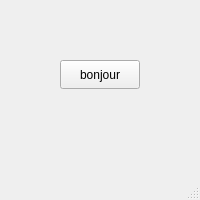
Before: the Qt Designer form mainwindow.ui in NK5fr/camera_manager, drawn with Qt 5.
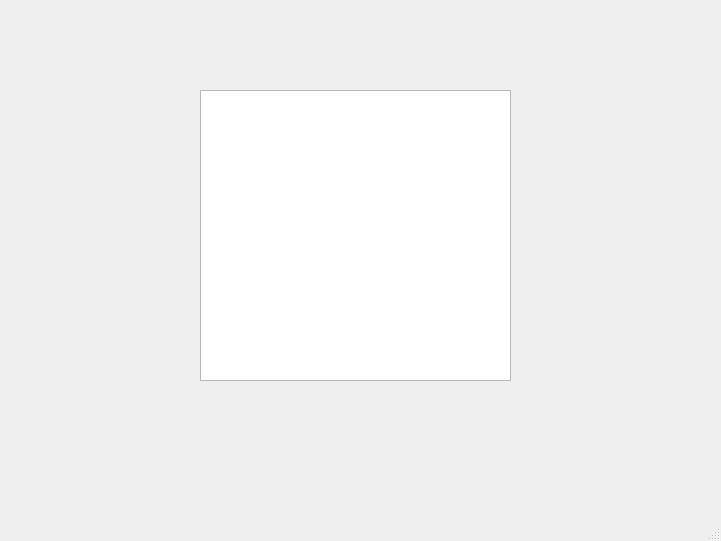
After: the same form once the commit is applied.

```diff
--- a/mainwindow.ui
+++ b/mainwindow.ui
@@ -6,25 +6,28 @@
    <rect>
     <x>0</x>
     <y>0</y>
-    <width>200</width>
-    <height>200</height>
+    <width>721</width>
+    <height>541</height>
    </rect>
   </property>
   <property name="windowTitle">
    <string>MainWindow</string>
   </property>
   <widget class="QWidget" name="centralwidget">
-   <widget class="QPushButton" name="pushButton">
+   <widget class="QListWidget" name="cameraList">
     <property name="geometry">
      <rect>
-      <x>60</x>
-      <y>60</y>
-      <width>80</width>
-      <height>29</height>
+      <x>200</x>
+      <y>90</y>
+      <width>311</width>
+      <height>291</height>
      </rect>
     </property>
-    <property name="text">
-     <string>bonjour</string>
+    <property name="layoutMode">
+     <enum>QListView::SinglePass</enum>
+    </property>
+    <property name="spacing">
+     <number>2</number>
     </property>
    </widget>
   </widget>
```
Left out of the diff: 2 changed lines with no effect on the pictures.
